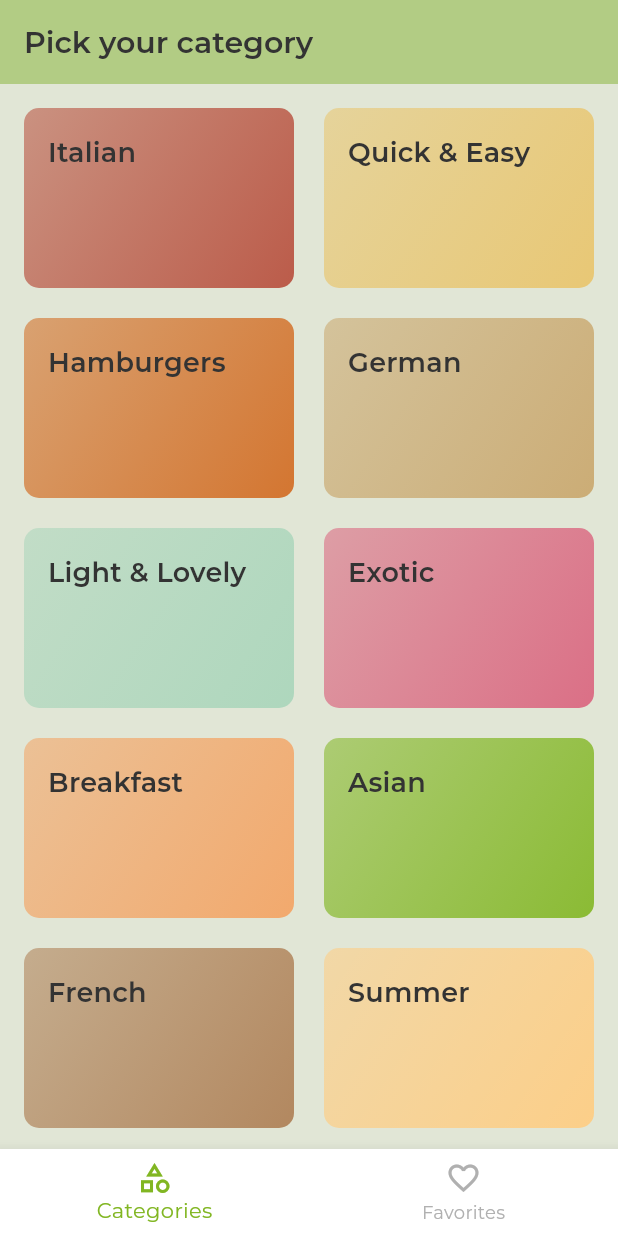
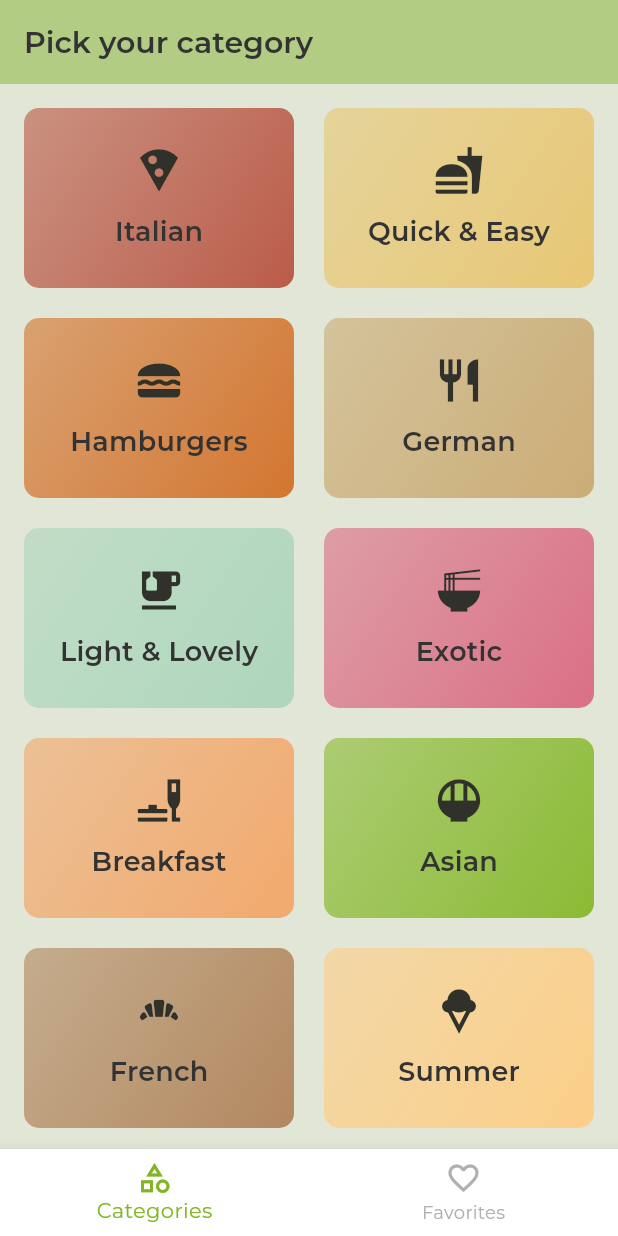
Before and after one commit to Anndderssonn/Spoonie, a Flutter app: the screen it shows after launch, on a phone screen of 412 x 824 dp. Run offline on Flutter 3.47's test engine with Material 3 defaults, Android fonts, the phone set to English and light mode, and no system bars; our stand-ins replace flutter_riverpod, go_router, google_fonts, transparent_image.

Commit message:
feat: Change Categories design

```diff
--- a/lib/domain/entities/category.dart
+++ b/lib/domain/entities/category.dart
@@ -4,6 +4,12 @@ class Category {
   final String id;
   final String title;
   final Color color;
+  final IconData icon;
 
-  Category({required this.id, required this.title, required this.color});
+  Category({
+    required this.id,
+    required this.title,
+    required this.color,
+    required this.icon,
+  });
 }
--- a/lib/presentation/widgets/categories/category_grid_item.dart
+++ b/lib/presentation/widgets/categories/category_grid_item.dart
@@ -10,6 +10,8 @@ class CategoryGridItem extends StatelessWidget {
   @override
   Widget build(BuildContext context) {
     final textStyles = Theme.of(context).textTheme;
+    final colors = Theme.of(context).colorScheme;
+
     return GestureDetector(
       onTap: () => context.push('/meals/${category.id}'),
       child: Container(
@@ -25,7 +27,14 @@ class CategoryGridItem extends StatelessWidget {
             end: Alignment.bottomRight,
           ),
         ),
-        child: Text(category.title, style: textStyles.titleMedium),
+        child: Column(
+          mainAxisAlignment: MainAxisAlignment.center,
+          children: [
+            Icon(category.icon, size: 34, color: colors.inverseSurface),
+            const SizedBox(height: 10),
+            Text(category.title, style: textStyles.titleMedium),
+          ],
+        ),
       ),
     );
   }
```
Also changed, not shown: lib/infrastructure/mappers/dummies/category_mapper.dart (+19 -0 lines).
